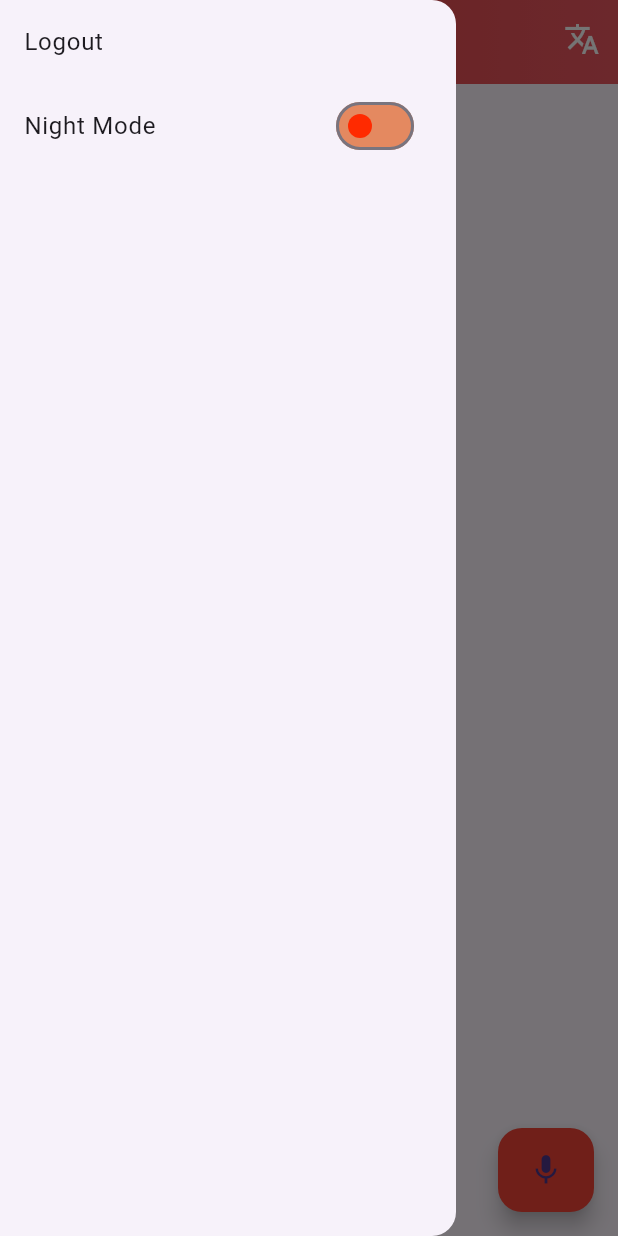
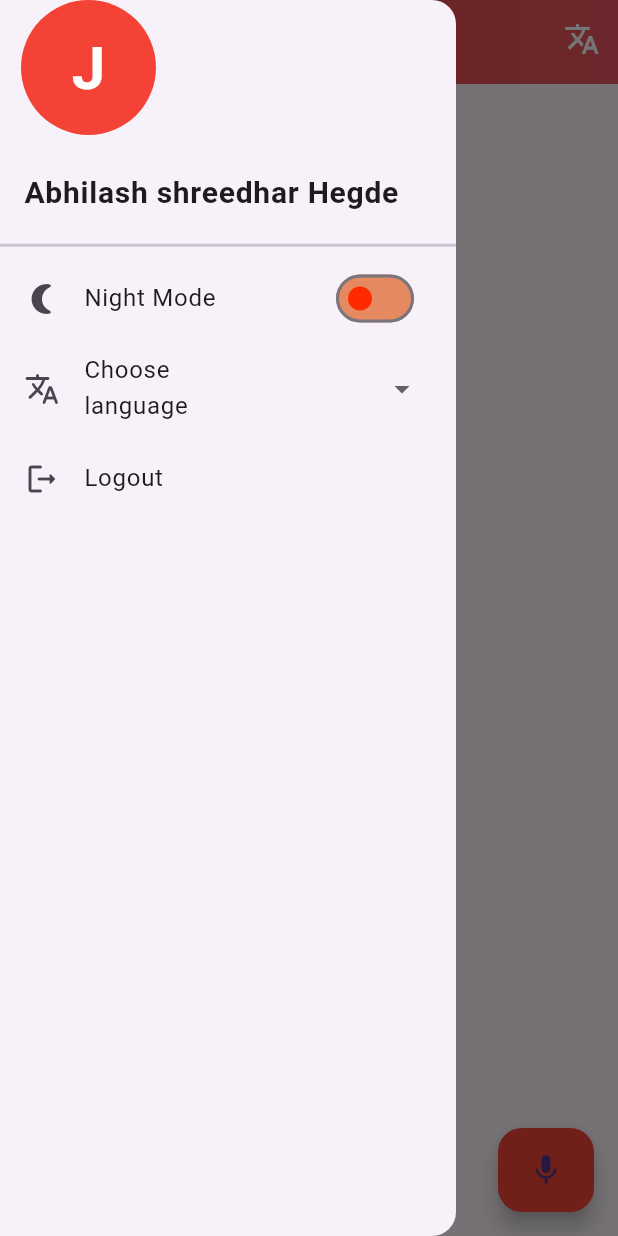
Before and after one commit to Perumallpardhiv/o-bug1, a Flutter app: the Home screen opened by its route, with the side drawer open, on a phone screen of 412 x 824 dp. Run offline on Flutter 3.47's test engine with Material 2 defaults, Android fonts, the phone set to English and light mode, and no system bars; our stand-ins replace adaptive_theme, easy_localization, flutter_native_splash, form_field_validator, google_fonts, hive and 2 more; accounts and stored records are empty.

Commit message:
drawer modifications Fixes #34

```diff
--- a/assets/langs/en.json
+++ b/assets/langs/en.json
@@ -18,5 +18,9 @@
     "noImageChosen": "No image chosen",
     "loggedIn": "Logged in successfully",
     "welcomeBack": "WELCOME BACK!",
-    "invalidAadharPswd": "Invalid aadhar name or password"
+    "invalidAadharPswd": "Invalid aadhar name or password",
+    "chooseLang" : "Choose language",
+    "nightMode" : "Night Mode",
+    "logout" : "Logout",
+    "tellUs" : "Tell us your symptoms"
 }
--- a/assets/langs/kn.json
+++ b/assets/langs/kn.json
@@ -18,5 +18,9 @@
     "noImageChosen": "ಯಾವುದೇ ಚಿತ್ರವನ್ನು ಆಯ್ಕೆ ಮಾಡಿಲ್ಲ",
     "loggedIn": "ಯಶಸ್ವಿಯಾಗಿ ಲಾಗ್ ಇನ್ ಮಾಡಲಾಗಿದೆ",
     "welcomeBack": "ಮರಳಿ ಸ್ವಾಗತ!",
-    "invalidAadharPswd": "ಅಮಾನ್ಯವಾದ ಆಧಾರ್ ಹೆಸರು ಅಥವಾ ಪಾಸ್‌ವರ್ಡ್"
+    "invalidAadharPswd": "ಅಮಾನ್ಯವಾದ ಆಧಾರ್ ಹೆಸರು ಅಥವಾ ಪಾಸ್‌ವರ್ಡ್",
+    "chooseLang" : "ಭಾಷೆಯನ್ನು ಆರಿಸಿ",
+    "nightMode" : "ಡಾರ್ಕ್ ಮೋಡ್",
+    "logout" : "ಲಾಗ್ ಔಟ್",
+    "tellUs" : "ನಿಮ್ಮ ರೋಗಲಕ್ಷಣಗಳನ್ನು ನಮಗೆ ತಿಳಿಸಿ"
 }
--- a/lib/screens/home.dart
+++ b/lib/screens/home.dart
@@ -2,6 +2,7 @@ import 'package:adaptive_theme/adaptive_theme.dart';
 import 'package:flutter/material.dart';
 import 'package:easy_localization/easy_localization.dart';
 import 'package:hive/hive.dart';
+import 'package:o_health/theme_config/theme_config.dart';
 import 'login.dart';
 
 class Home extends StatefulWidget {
@@ -74,18 +75,39 @@ class _HomeState extends State<Home> {
           drawer: Drawer(
             child: ListView(
               children: [
-                ListTile(
-                  title: const Text('Logout'),
-                  onTap: () {
-                    hiveObj.put('isLoggedIn', false).then((value) =>
-                        Navigator.of(context).pushAndRemoveUntil(
-                            MaterialPageRoute(
-                                builder: (context) => const Login()),
-                            (route) => false));
-                  },
+                Container(
+                  alignment: Alignment.centerLeft,
+                  child: Padding(
+                    padding: const EdgeInsets.only(left: 14.0, bottom: 10),
+                    child: CircleAvatar(
+                      radius: 45,
+                      child: Text(
+                        "J",
+                        style: TextStyle(
+                            color: Colors.white,
+                            fontSize: 40,
+                            fontWeight: FontWeight.bold),
+                      ),
+                      backgroundColor: Colors.red.shade500,
+                    ),
+                  ),
                 ),
                 ListTile(
-                  title: const Text('Night Mode'),
+                  title: Text(
+                    "Abhilash shreedhar Hegde ",
+                    style: TextStyle(
+                        fontWeight: FontWeight.bold,
+                        fontSize: 20,
+                        overflow: TextOverflow.ellipsis),
+                  ),
+                ),
+                Divider(
+                  height: 15,
+                  thickness: 2,
+                ),
+                ListTile(
+                  leading: Icon(Icons.nightlight_round),
+                  title: Text('nightMode'.tr()),
                   trailing: Switch(
                     value: hiveObj.get('isDarkTheme') ? true : false,
                     onChanged: (isDark) {
@@ -97,12 +119,65 @@ class _HomeState extends State<Home> {
                       }
                     },
                   ),
-                )
+                ),
+                ListTile(
+                  leading: Icon(Icons.translate_rounded),
+                  title: Text("chooseLang".tr()),
+                  trailing: DropdownButton(
+                    underline: SizedBox(),
+                    // hint: Text(
+                    //   "Choose Language",
+                    //   style: TextStyle(
+                    //     fontSize: 14,
+                    //     color: hiveObj.get('isDarkTheme')
+                    //         ? Colors.white
+                    //         : Colors.black,
+                    //   ),
+                    // ),
+                    items:
+                        languages.map<DropdownMenuItem<String>>((String value) {
+                      String lang = '';
+                      switch (value.toString()) {
+                        case 'kn':
+                          lang = 'ಕನ್ನಡ';
+                          break;
+
+                        case 'en':
+                          lang = 'English';
+                          break;
+                      }
+                      return DropdownMenuItem<String>(
+                        value: value,
+                        child: Text(lang),
+                      );
+                    }).toList(),
+                    onChanged: (v) {
+                      EasyLocalization.of(context)!.setLocale(
+                        Locale(
+                          v!.toString(),
+                        ),
+                      );
+                    },
+                  ),
+                ),
+                // ListTile(),
+                // ListTile(),
+                ListTile(
+                  leading: Icon(Icons.logout_rounded),
+                  title: Text('logout'.tr()),
+                  onTap: () {
+                    hiveObj.put('isLoggedIn', false).then((value) =>
+                        Navigator.of(context).pushAndRemoveUntil(
+                            MaterialPageRoute(
+                                builder: (context) => const Login()),
+                            (route) => false));
+                  },
+                ),
               ],
             ),
           ),
           body: Center(
-            child: Text('helloWorld'.tr()),
+            child: Text('tellUs'.tr()),
           ),
           floatingActionButton: FloatingActionButton.extended(
               backgroundColor: Colors.red,
--- a/lib/theme_config/theme_config.dart
+++ b/lib/theme_config/theme_config.dart
@@ -14,7 +14,8 @@ class ThemeConfig {
       thumbColor:
           MaterialStateProperty.resolveWith<Color>((Set<MaterialState> states) {
         if (states.contains(MaterialState.disabled)) {
-          return const Color.fromARGB(255, 255, 42, 0).withOpacity(.48);
+          // return const Color.fromARGB(255, 255, 42, 0).withOpacity(.48);
+          return Colors.yellow.shade300;
         }
         return const Color.fromARGB(255, 255, 42, 0);
       }),
```
